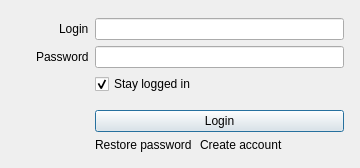
Above: client/src/ui/dialogs/login_to_cloud_dialog.ui from networkoptix/nx_open before the change. Below: the same form after it.
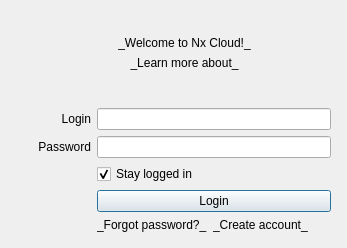
That is the form after the change. Custom widgets are drawn as their Qt base class.

Commit message:
VMS-2213 - Connect to the cloud dialogs
<==== Mercurial data ====>
Branch: dev_3.0.0_gui

Diff of the .ui file:
```diff
--- a/client/src/ui/dialogs/login_to_cloud_dialog.ui
+++ b/client/src/ui/dialogs/login_to_cloud_dialog.ui
@@ -6,85 +6,92 @@
    <rect>
     <x>0</x>
     <y>0</y>
-    <width>360</width>
-    <height>165</height>
+    <width>347</width>
+    <height>238</height>
    </rect>
   </property>
   <property name="windowTitle">
    <string>Login to Cloud</string>
   </property>
-  <layout class="QFormLayout" name="formLayout">
-   <property name="labelAlignment">
-    <set>Qt::AlignRight|Qt::AlignTrailing|Qt::AlignVCenter</set>
-   </property>
+  <layout class="QVBoxLayout" name="verticalLayout_2">
    <property name="leftMargin">
-    <number>36</number>
+    <number>0</number>
    </property>
    <property name="topMargin">
-    <number>18</number>
+    <number>0</number>
    </property>
    <property name="rightMargin">
-    <number>16</number>
+    <number>0</number>
    </property>
    <property name="bottomMargin">
-    <number>16</number>
+    <number>0</number>
    </property>
-   <item row="0" column="0">
-    <widget class="QLabel" name="loginLabel">
-     <property name="text">
-      <string>Login</string>
-     </property>
+   <item>
+    <widget class="QnPanel" name="logoPanel" native="true">
+     <layout class="QVBoxLayout" name="verticalLayout" stretch="1,0,0">
+      <property name="leftMargin">
+       <number>38</number>
+      </property>
+      <property name="topMargin">
+       <number>16</number>
+      </property>
+      <property name="rightMargin">
+       <number>16</number>
+      </property>
+      <property name="bottomMargin">
+       <number>16</number>
+      </property>
+      <item>
+       <widget class="QLabel" name="cloudImageLabel">
+        <property name="alignment">
+         <set>Qt::AlignCenter</set>
+        </property>
+       </widget>
+      </item>
+      <item>
+       <widget class="QLabel" name="cloudWelcomeLabel">
+        <property name="text">
+         <string notr="true">_Welcome to Nx Cloud!_</string>
+        </property>
+        <property name="alignment">
+         <set>Qt::AlignCenter</set>
+        </property>
+       </widget>
+      </item>
+      <item>
+       <widget class="QLabel" name="learnMoreLabel">
+        <property name="text">
+         <string notr="true">_Learn more about_</string>
+        </property>
+        <property name="alignment">
+         <set>Qt::AlignCenter</set>
+        </property>
+        <property name="openExternalLinks">
+         <bool>true</bool>
+        </property>
+       </widget>
+      </item>
+     </layout>
     </widget>
    </item>
-   <item row="0" column="1">
-    <widget class="QLineEdit" name="loginLineEdit"/>
-   </item>
-   <item row="1" column="0">
-    <widget class="QLabel" name="passwordLabel">
-     <property name="text">
-      <string>Password</string>
+   <item>
+    <layout class="QGridLayout" name="gridLayout" columnstretch="0,0,1">
+     <property name="leftMargin">
+      <number>38</number>
      </property>
-    </widget>
-   </item>
-   <item row="1" column="1">
-    <widget class="QLineEdit" name="passwordLineEdit">
-     <property name="echoMode">
-      <enum>QLineEdit::Password</enum>
+     <property name="topMargin">
+      <number>16</number>
      </property>
-    </widget>
-   </item>
-   <item row="2" column="1">
-    <widget class="QCheckBox" name="stayLoggedInChackBox">
-     <property name="text">
-      <string>Stay logged in</string>
+     <property name="rightMargin">
+      <number>16</number>
      </property>
-     <property name="checked">
-      <bool>true</bool>
+     <property name="bottomMargin">
+      <number>16</number>
      </property>
-    </widget>
-   </item>
-   <item row="4" column="1">
-    <widget class="QPushButton" name="loginButton">
-     <property name="sizePolicy">
-      <sizepolicy hsizetype="MinimumExpanding" vsizetype="Fixed">
-       <horstretch>0</horstretch>
-       <verstretch>0</verstretch>
-      </sizepolicy>
-     </property>
-     <property name="text">
-      <string>Login</string>
-     </property>
-    </widget>
-   </item>
-   <item row="5" column="1">
-    <layout class="QHBoxLayout" name="horizontalLayout" stretch="0,1">
-     <property name="spacing">
-      <number>8</number>
-     </property>
-     <item>
+     <item row="4" column="1">
       <widget class="QLabel" name="restorePasswordLabel">
        <property name="text">
-        <string notr="true">Restore password</string>
+        <string notr="true">_Forgot password?_</string>
        </property>
        <property name="textFormat">
         <enum>Qt::RichText</enum>
@@ -94,10 +101,30 @@
        </property>
       </widget>
      </item>
-     <item>
+     <item row="1" column="0">
+      <widget class="QLabel" name="passwordLabel">
+       <property name="text">
+        <string>Password</string>
+       </property>
+       <property name="alignment">
+        <set>Qt::AlignRight|Qt::AlignTrailing|Qt::AlignVCenter</set>
+       </property>
+      </widget>
+     </item>
+     <item row="0" column="0">
+      <widget class="QLabel" name="loginLabel">
+       <property name="text">
+        <string>Login</string>
+       </property>
+       <property name="alignment">
+        <set>Qt::AlignRight|Qt::AlignTrailing|Qt::AlignVCenter</set>
+       </property>
+      </widget>
+     </item>
+     <item row="4" column="2">
       <widget class="QLabel" name="createAccountLabel">
        <property name="text">
-        <string notr="true">Create account</string>
+        <string notr="true">_Create account_</string>
        </property>
        <property name="textFormat">
         <enum>Qt::RichText</enum>
@@ -107,26 +134,51 @@
        </property>
       </widget>
      </item>
+     <item row="2" column="1" colspan="2">
+      <widget class="QCheckBox" name="stayLoggedInChackBox">
+       <property name="text">
+        <string>Stay logged in</string>
+       </property>
+       <property name="checked">
+        <bool>true</bool>
+       </property>
+      </widget>
+     </item>
+     <item row="1" column="1" colspan="2">
+      <widget class="QLineEdit" name="passwordLineEdit">
+       <property name="echoMode">
+        <enum>QLineEdit::Password</enum>
+       </property>
+      </widget>
+     </item>
+     <item row="0" column="1" colspan="2">
+      <widget class="QLineEdit" name="loginLineEdit"/>
+     </item>
+     <item row="3" column="1" colspan="2">
+      <widget class="QPushButton" name="loginButton">
+       <property name="sizePolicy">
+        <sizepolicy hsizetype="MinimumExpanding" vsizetype="Fixed">
+         <horstretch>0</horstretch>
+         <verstretch>0</verstretch>
+        </sizepolicy>
+       </property>
+       <property name="text">
+        <string>Login</string>
+       </property>
+      </widget>
+     </item>
     </layout>
    </item>
-   <item row="3" column="1">
-    <spacer name="verticalSpacer">
-     <property name="orientation">
-      <enum>Qt::Vertical</enum>
-     </property>
-     <property name="sizeType">
-      <enum>QSizePolicy::Fixed</enum>
-     </property>
-     <property name="sizeHint" stdset="0">
-      <size>
-       <width>20</width>
-       <height>4</height>
-      </size>
-     </property>
-    </spacer>
-   </item>
   </layout>
  </widget>
+ <customwidgets>
+  <customwidget>
+   <class>QnPanel</class>
+   <extends>QWidget</extends>
+   <header location="global">ui/widgets/common/panel.h</header>
+   <container>1</container>
+  </customwidget>
+ </customwidgets>
  <resources/>
  <connections/>
 </ui>
```
The commit also changes 1 other file.
